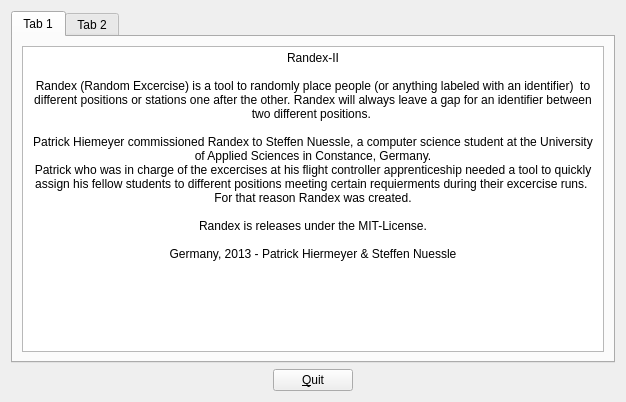
stnuessl/Randex-II, file src/aboutrandex.ui: the form before one commit.
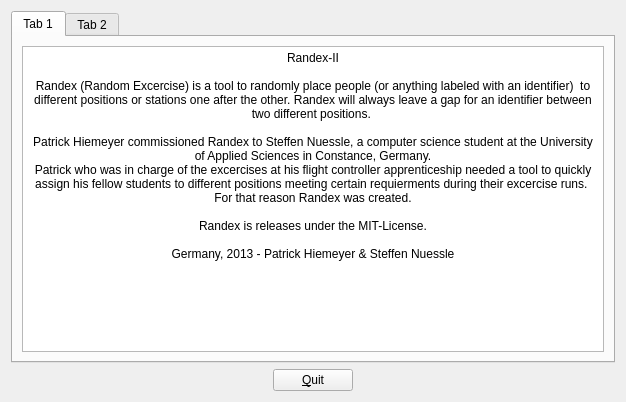
The form after the commit. The open tabs and pages were chosen to show the change.

What changed in the file:
```diff
--- a/src/aboutrandex.ui
+++ b/src/aboutrandex.ui
@@ -41,7 +41,7 @@
 &lt;p align=&quot;center&quot; style=&quot;-qt-paragraph-type:empty; margin-top:0px; margin-bottom:0px; margin-left:0px; margin-right:0px; -qt-block-indent:0; text-indent:0px;&quot;&gt;&lt;br /&gt;&lt;/p&gt;
 &lt;p align=&quot;center&quot; style=&quot; margin-top:0px; margin-bottom:0px; margin-left:0px; margin-right:0px; -qt-block-indent:0; text-indent:0px;&quot;&gt;Randex is releases under the MIT-License.&lt;/p&gt;
 &lt;p align=&quot;center&quot; style=&quot;-qt-paragraph-type:empty; margin-top:0px; margin-bottom:0px; margin-left:0px; margin-right:0px; -qt-block-indent:0; text-indent:0px;&quot;&gt;&lt;br /&gt;&lt;/p&gt;
-&lt;p align=&quot;center&quot; style=&quot; margin-top:0px; margin-bottom:0px; margin-left:0px; margin-right:0px; -qt-block-indent:0; text-indent:0px;&quot;&gt;Germany, 2013 - Patrick Hiermeyer &amp;amp; Steffen Nuessle&lt;/p&gt;&lt;/body&gt;&lt;/html&gt;</string>
+&lt;p align=&quot;center&quot; style=&quot; margin-top:0px; margin-bottom:0px; margin-left:0px; margin-right:0px; -qt-block-indent:0; text-indent:0px;&quot;&gt;Germany, 2013 - Patrick Hiemeyer &amp;amp; Steffen Nuessle&lt;/p&gt;&lt;/body&gt;&lt;/html&gt;</string>
          </property>
         </widget>
        </item>
```
Left out of the diff: 2 changed lines with no effect on the pictures.
